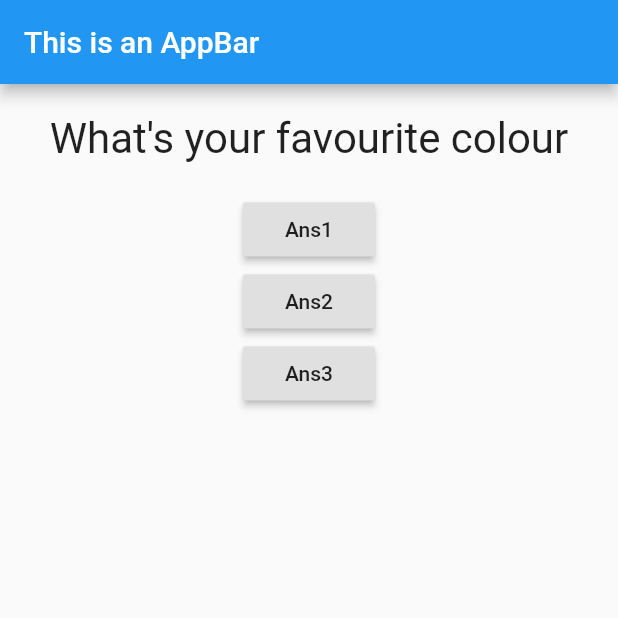
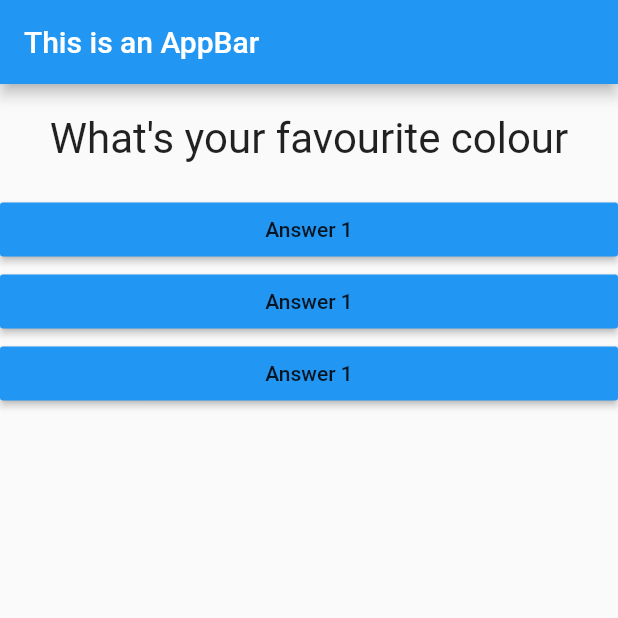
Before and after one commit to ritik-gupta/flutter, a Flutter app: the screen it shows after launch, on a phone screen of 412 x 824 dp, the top half of it. Run offline on Flutter 3.47's test engine with Material 2 defaults, Android fonts, the phone set to English and light mode, and no system bars.

Commit message:
separate answers to custom widget

```diff
--- /dev/null
+++ b/quiz_app/lib/answers.dart
@@ -0,0 +1,16 @@
+import 'package:flutter/material.dart';
+
+class Answers extends StatelessWidget {
+  final Function ansHandler;
+  Answers(this.ansHandler);
+
+  @override
+  Widget build(BuildContext context) {
+    return Container(
+        width: double.infinity,
+        child: RaisedButton(
+            color: Colors.blue,
+            child: Text('Answer 1'),
+            onPressed: ansHandler));
+  }
+}
--- a/quiz_app/lib/main.dart
+++ b/quiz_app/lib/main.dart
@@ -1,5 +1,6 @@
 import 'package:flutter/material.dart';
 import './questions.dart';
+import './answers.dart';
 
 void main() => runApp(MyApp());
 
@@ -13,18 +14,19 @@ class MyApp extends StatefulWidget {
 class _MyAppState extends State<MyApp> {
   var _qIndex = 0;
 
-  void _ansQues(){
+  void _ansQues() {
     setState(() {
       _qIndex += 1;
     });
   }
+
   @override
   Widget build(BuildContext context) {
-
     var questions = [
       'What\'s your favourite colour',
       'What\'s your favourite animal'
     ];
+
     return MaterialApp(
       home: Scaffold(
           appBar: AppBar(
@@ -33,21 +35,11 @@ class _MyAppState extends State<MyApp> {
           body: Column(
             children: <Widget>[
               Question(questions[_qIndex]),
-            RaisedButton(
-              child: Text('Ans1'),
-              onPressed: _ansQues,
-              ),
-            RaisedButton(
-              child: Text('Ans2'),
-              onPressed: _ansQues,
-              ),
-            RaisedButton(
-              child: Text('Ans3'),
-              onPressed: _ansQues,
-              ),
+              Answers(_ansQues),
+              Answers(_ansQues),
+              Answers(_ansQues),
             ],
-        )
-      ),
+          )),
     );
   }
 }
```
Lines whose indentation alone changed are shown as unchanged.
